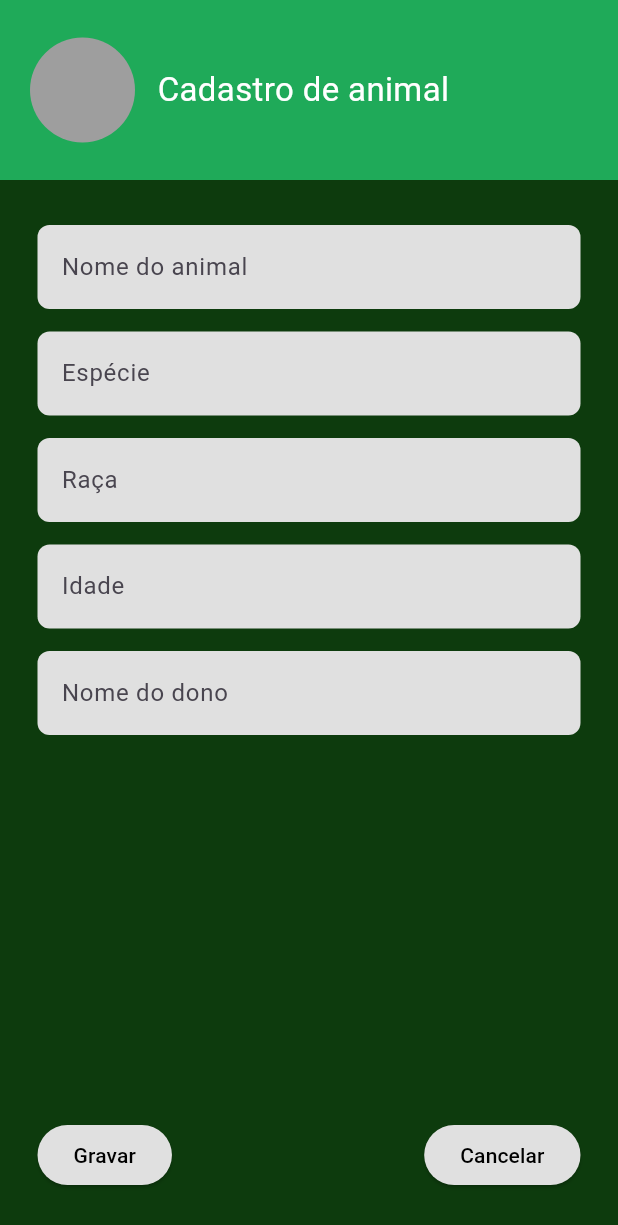
After one commit to Muniz-Fer314159/CAC_Vet, a Flutter app: the CadastroAnimalPage screen opened directly, on a phone screen of 412 x 824 dp. The commit adds this screen. Shown: the top 1225 px of the screen. Run offline on Flutter 3.47's test engine with Material 3 defaults, Android fonts, the phone set to English and light mode, and no system bars.

Commit message:
add cadastro

```diff
--- /dev/null
+++ b/lib/screens/cadastro_ani_page.dart
@@ -0,0 +1,108 @@
+import 'package:flutter/material.dart';
+
+class CadastroAnimalPage extends StatelessWidget {
+  const CadastroAnimalPage({super.key});
+
+  @override
+  Widget build(BuildContext context) {
+    return Scaffold(
+      body: Container(
+        color: const Color(0xFF0D3B0D),
+        child: Column(
+          children: [
+            _topo("Cadastro de animal"),
+            const SizedBox(height: 30),
+            Expanded(
+              child: Padding(
+                padding: const EdgeInsets.symmetric(horizontal: 25),
+                child: Column(
+                  children: [
+                    _input("Nome do animal"),
+                    _input("Espécie"),
+                    _input("Raça"),
+                    _input("Idade"),
+                    _input("Nome do dono"),
+                    const Spacer(),
+                    _botoes(context),
+                    const SizedBox(height: 30),
+                  ],
+                ),
+              ),
+            ),
+          ],
+        ),
+      ),
+    );
+  }
+
+  Widget _topo(String titulo) {
+    return Container(
+      width: double.infinity,
+      padding: const EdgeInsets.symmetric(horizontal: 20, vertical: 25),
+      decoration: const BoxDecoration(
+        color: Color(0xFF1FAA59),
+      ),
+      child: Row(
+        children: [
+          Container(
+            width: 70,
+            height: 70,
+            decoration: const BoxDecoration(
+              shape: BoxShape.circle,
+              color: Colors.grey,
+            ),
+          ),
+          const SizedBox(width: 15),
+          Text(
+            titulo,
+            style: const TextStyle(
+              fontSize: 22,
+              color: Colors.white,
+            ),
+          ),
+        ],
+      ),
+    );
+  }
+
+  Widget _input(String hint) {
+    return Padding(
+      padding: const EdgeInsets.only(bottom: 15),
+      child: TextField(
+        decoration: InputDecoration(
+          filled: true,
+          fillColor: Colors.grey[300],
+          hintText: hint,
+          border: OutlineInputBorder(
+            borderRadius: BorderRadius.circular(8),
+            borderSide: BorderSide.none,
+          ),
+        ),
+      ),
+    );
+  }
+
+  Widget _botoes(BuildContext context) {
+    return Row(
+      mainAxisAlignment: MainAxisAlignment.spaceBetween,
+      children: [
+        ElevatedButton(
+          onPressed: () {},
+          style: ElevatedButton.styleFrom(
+            backgroundColor: Colors.grey[300],
+          ),
+          child: const Text("Gravar", style: TextStyle(color: Colors.black)),
+        ),
+        ElevatedButton(
+          onPressed: () {
+            Navigator.pop(context);
+          },
+          style: ElevatedButton.styleFrom(
+            backgroundColor: Colors.grey[300],
+          ),
+          child: const Text("Cancelar", style: TextStyle(color: Colors.black)),
+        ),
+      ],
+    );
+  }
+}
```
Also changed, not shown: lib/screens/cadastro_cli_page.dart (added, +108 -0 lines), lib/screens/home_page.dart (+30 -4 lines).
